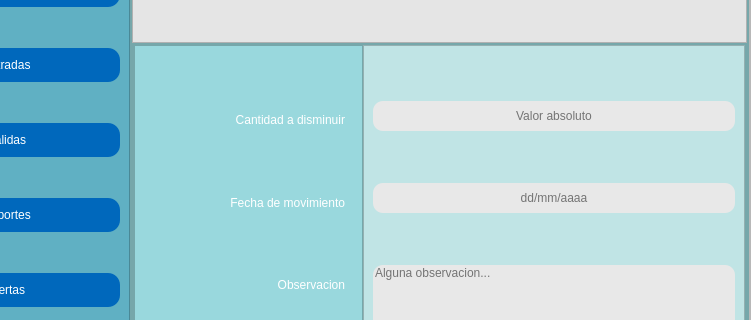
First picture: the form in ui/ventana_entradas.ui, repository https-Contreras/Inventario-Pyme, before the edit; both pictures show x 119 to 870 and y 221 to 541 of the 870 by 650 pixel window.
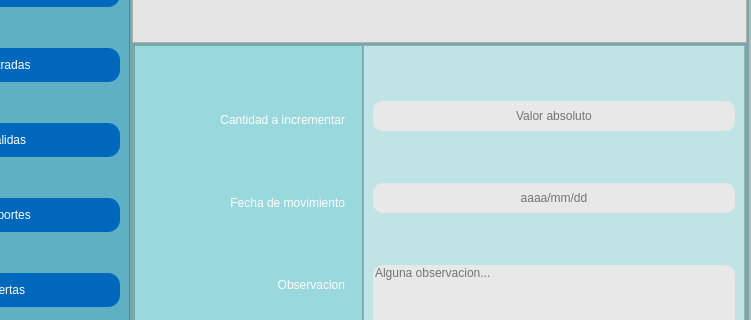
Second picture: the form after the edit. Icons and pictures are not drawn.

```diff
--- a/ui/ventana_entradas.ui
+++ b/ui/ventana_entradas.ui
@@ -707,7 +707,7 @@
                         <item>
                          <widget class="QLabel" name="label_3">
                           <property name="text">
-                           <string>Cantidad a disminuir</string>
+                           <string>Cantidad a incrementar</string>
                           </property>
                           <property name="alignment">
                            <set>Qt::AlignRight|Qt::AlignTrailing|Qt::AlignVCenter</set>
@@ -845,7 +845,7 @@
                            <set>Qt::AlignCenter</set>
                           </property>
                           <property name="placeholderText">
-                           <string>dd/mm/aaaa</string>
+                           <string>aaaa/mm/dd</string>
                           </property>
                          </widget>
                         </item>
```
